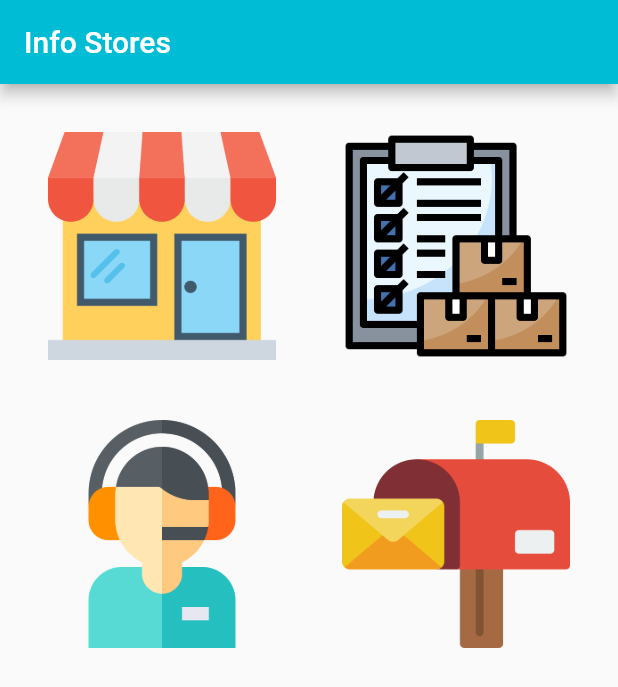
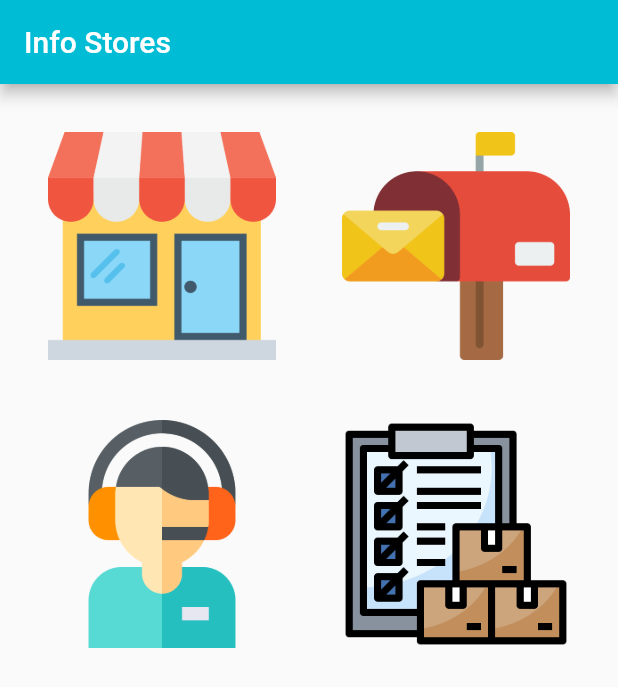
Before and after one commit to juandavidcamargo99/info_stores, a Flutter app: the screen it shows after launch, on a phone screen of 412 x 824 dp. Shown: the top 687 px of the screen. Run offline on Flutter 3.47's test engine with Material 2 defaults, Android fonts, the phone set to English and light mode, and no system bars; our stand-ins replace firebase_core, firebase_messaging, flutter_dotenv, google_maps_flutter, sqflite; accounts and stored records are empty; network calls fail.

Commit message:
Update home_view.dart

```diff
--- a/lib/view/home_view.dart
+++ b/lib/view/home_view.dart
@@ -4,12 +4,17 @@ import 'package:flutter/material.dart';
 import 'stores_view.dart';
 import 'customer_form.dart';
 
-class HomeView extends StatelessWidget {
+class HomeView extends StatefulWidget {
+  @override
+  State<HomeView> createState() => _HomeViewState();
+}
+
+class _HomeViewState extends State<HomeView> {
   List<String> images = [
     "images/tiendas.png",
-    "images/pedidos.png",
+    "images/buzon.png",
     "images/clientes.png",
-    "images/buzon.png"
+    "images/pedidos.png"
   ];
 
   @override
```
Lines whose indentation alone changed are shown as unchanged.
